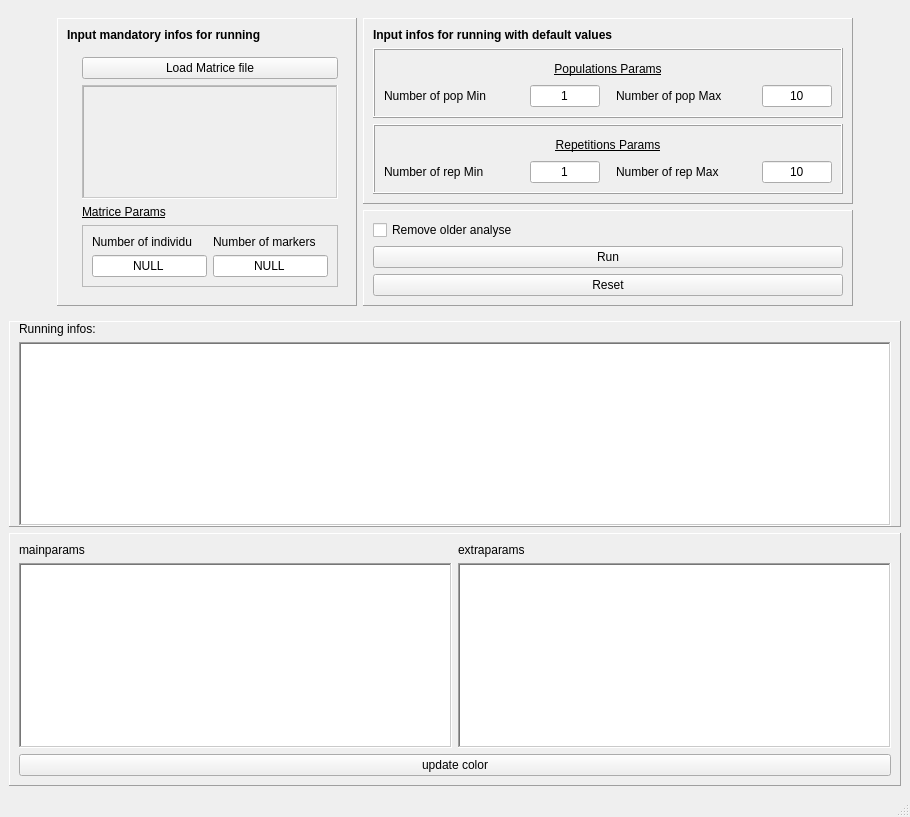
Qt form GUI/structure/includes/structure.ui (sravel/scripts) before a commit.
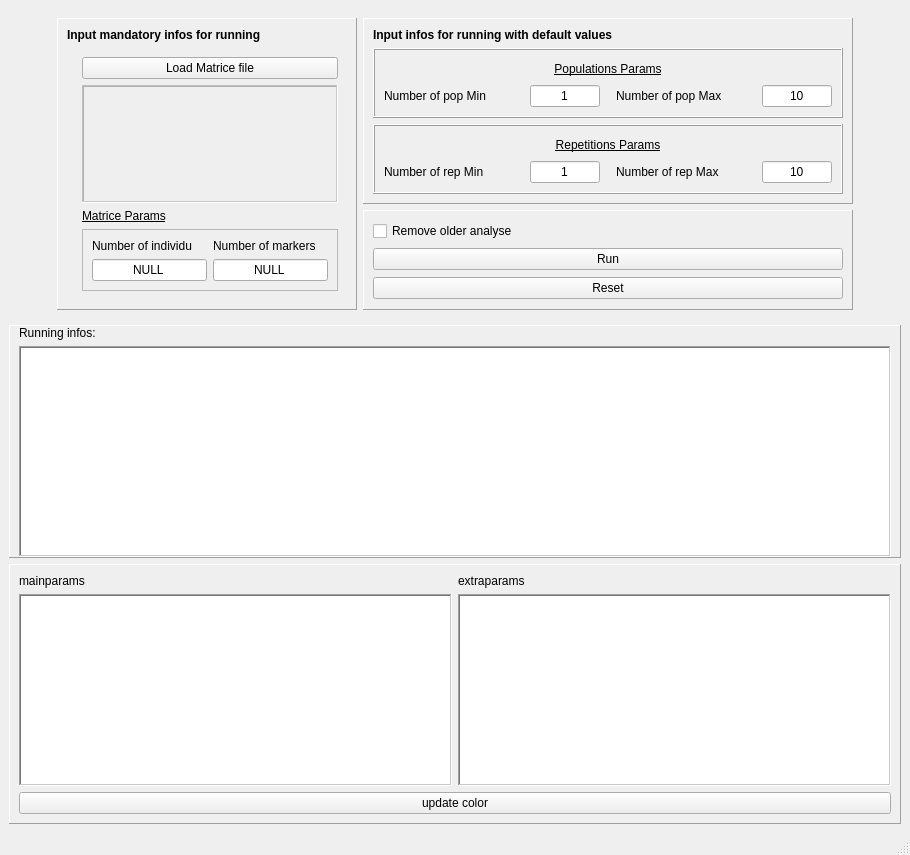
The same form after that commit. Icons and pictures are not drawn.

Commit message: change tools type

The edit to the form file:
```diff
--- a/GUI/structure/includes/structure.ui
+++ b/GUI/structure/includes/structure.ui
@@ -7,7 +7,7 @@
     <x>0</x>
     <y>0</y>
     <width>910</width>
-    <height>817</height>
+    <height>855</height>
    </rect>
   </property>
   <property name="sizePolicy">
```
Left out of the diff: 51 changed lines with no effect on the pictures.
